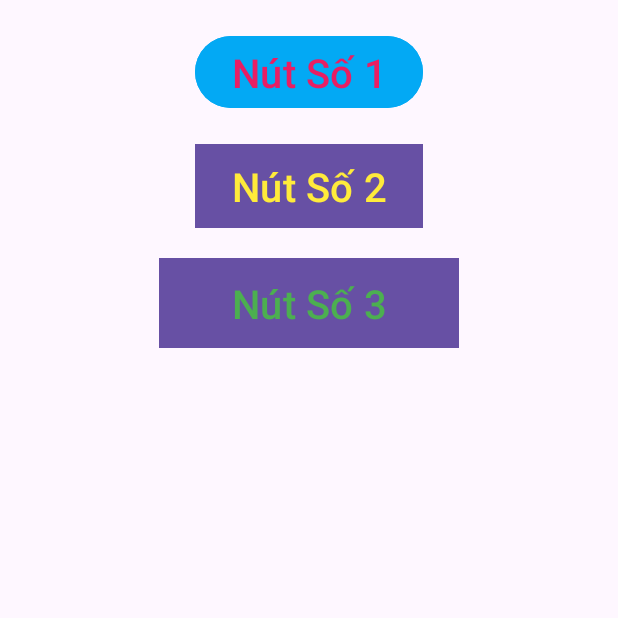
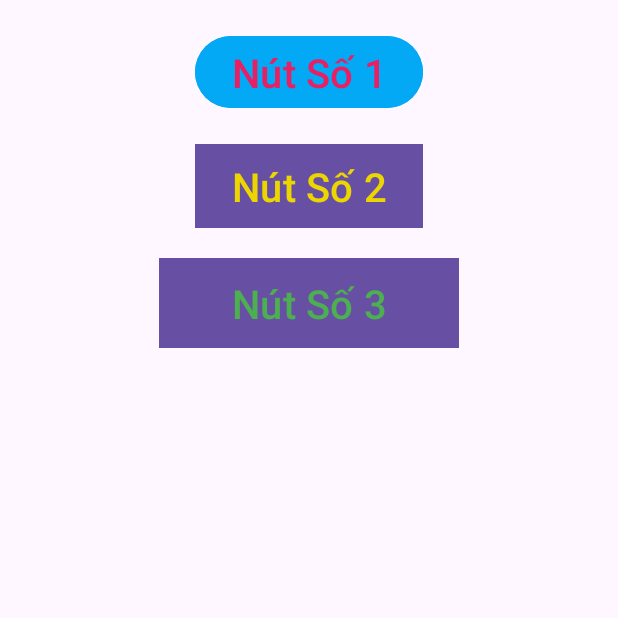
Before and after one commit to DoPhuongLoan/63132227-AndroidProgramming, an Android app: the screen it shows after launch (MainActivity), on a phone screen of 412 x 824 dp, the top half of it. Run offline under Robolectric (Android 15) with nearby library versions, the phone set to English and light mode, and no system bars.

Commit message:
Bài 2 th_205

```diff
--- a/Ex2_LinearLayout/app/src/main/res/layout/activity_main.xml
+++ b/Ex2_LinearLayout/app/src/main/res/layout/activity_main.xml
@@ -24,7 +24,7 @@
         android:id="@+id/nut02"
         android:text="Nút Số 2"
         android:textSize="40px"
-        android:textColor="#FFEB3B"
+        android:textColor="#EDD500"
         android:background="#11D1BF"
         android:layout_width="wrap_content"
         android:layout_height="wrap_content"
```
